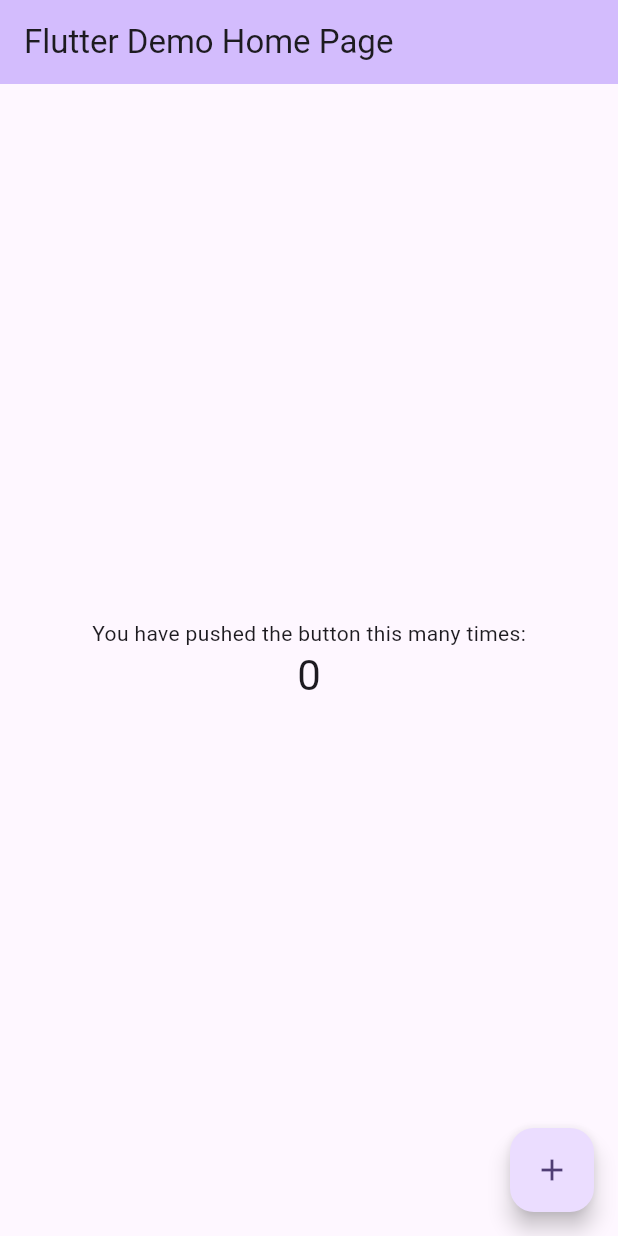
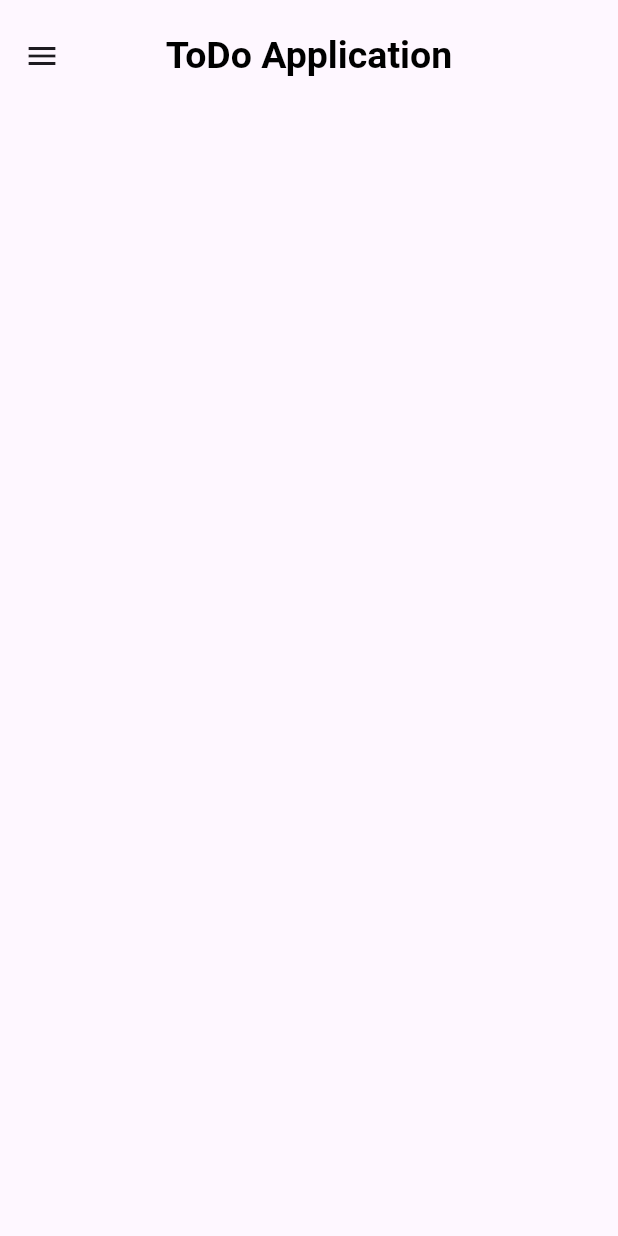
Before and after one commit to D1abol1cal/todolistapp_week2, a Flutter app: the screen it shows after launch, on a phone screen of 412 x 824 dp. Run offline on Flutter 3.47's test engine with Material 3 defaults, Android fonts, the light colour scheme and no system bars.

Commit message:
Basic UI

```diff
--- a/lib/main.dart
+++ b/lib/main.dart
@@ -7,119 +7,45 @@
 class MyApp extends StatelessWidget {
   const MyApp({super.key});
 
-  // This widget is the root of your application.
   @override
   Widget build(BuildContext context) {
     return MaterialApp(
-      title: 'Flutter Demo',
-      theme: ThemeData(
-        // This is the theme of your application.
-        //
-        // TRY THIS: Try running your application with "flutter run". You'll see
-        // the application has a purple toolbar. Then, without quitting the app,
-        // try changing the seedColor in the colorScheme below to Colors.green
-        // and then invoke "hot reload" (save your changes or press the "hot
-        // reload" button in a Flutter-supported IDE, or press "r" if you used
-        // the command line to start the app).
-        //
-        // Notice that the counter didn't reset back to zero; the application
-        // state is not lost during the reload. To reset the state, use hot
-        // restart instead.
-        //
-        // This works for code too, not just values: Most code changes can be
-        // tested with just a hot reload.
-        colorScheme: ColorScheme.fromSeed(seedColor: Colors.deepPurple),
-        useMaterial3: true,
+        home: const HomeScreen(),
+        debugShowCheckedModeBanner: false,
+        theme: ThemeData(
+          primarySwatch: Colors.blue,
+        ));
+  }
+}
+
+class HomeScreen extends StatefulWidget {
+  const HomeScreen({super.key});
+
+  @override
+  State<HomeScreen> createState() => _HomeScreenState();
+}
+
+class _HomeScreenState extends State<HomeScreen> {
+  @override
+  Widget build(BuildContext context) {
+    return Scaffold(
+      appBar: AppBar(
+        title: const Text(
+          'ToDo Application',
+          style: TextStyle(
+            color: Colors.black,
+            fontWeight: FontWeight.bold,
+            fontSize: 25,
+          ),
+        ),
+        centerTitle: true,
+        toolbarHeight: 75,
+        leading: IconButton(
+          icon: const Icon(Icons.menu),
+          onPressed: () {},
+        ),
+        elevation: 0,
       ),
-      home: const MyHomePage(title: 'Flutter Demo Home Page'),
     );
   }
 }
-
-class MyHomePage extends StatefulWidget {
-  const MyHomePage({super.key, required this.title});
-
-  // This widget is the home page of your application. It is stateful, meaning
-  // that it has a State object (defined below) that contains fields that affect
-  // how it looks.
-
-  // This class is the configuration for the state. It holds the values (in this
-  // case the title) provided by the parent (in this case the App widget) and
-  // used by the build method of the State. Fields in a Widget subclass are
-  // always marked "final".
-
-  final String title;
-
-  @override
-  State<MyHomePage> createState() => _MyHomePageState();
-}
-
-class _MyHomePageState extends State<MyHomePage> {
-  int _counter = 0;
-
-  void _incrementCounter() {
-    setState(() {
-      // This call to setState tells the Flutter framework that something has
-      // changed in this State, which causes it to rerun the build method below
-      // so that the display can reflect the updated values. If we changed
-      // _counter without calling setState(), then the build method would not be
-      // called again, and so nothing would appear to happen.
-      _counter++;
-    });
-  }
-
-  @override
-  Widget build(BuildContext context) {
-    // This method is rerun every time setState is called, for instance as done
-    // by the _incrementCounter method above.
-    //
-    // The Flutter framework has been optimized to make rerunning build methods
-    // fast, so that you can just rebuild anything that needs updating rather
-    // than having to individually change instances of widgets.
-    return Scaffold(
-      appBar: AppBar(
-        // TRY THIS: Try changing the color here to a specific color (to
-        // Colors.amber, perhaps?) and trigger a hot reload to see the AppBar
-        // change color while the other colors stay the same.
-        backgroundColor: Theme.of(context).colorScheme.inversePrimary,
-        // Here we take the value from the MyHomePage object that was created by
-        // the App.build method, and use it to set our appbar title.
-        title: Text(widget.title),
-      ),
-      body: Center(
-        // Center is a layout widget. It takes a single child and positions it
-        // in the middle of the parent.
-        child: Column(
-          // Column is also a layout widget. It takes a list of children and
-          // arranges them vertically. By default, it sizes itself to fit its
-          // children horizontally, and tries to be as tall as its parent.
-          //
-          // Column has various properties to control how it sizes itself and
-          // how it positions its children. Here we use mainAxisAlignment to
-          // center the children vertically; the main axis here is the vertical
-          // axis because Columns are vertical (the cross axis would be
-          // horizontal).
-          //
-          // TRY THIS: Invoke "debug painting" (choose the "Toggle Debug Paint"
-          // action in the IDE, or press "p" in the console), to see the
-          // wireframe for each widget.
-          mainAxisAlignment: MainAxisAlignment.center,
-          children: <Widget>[
-            const Text(
-              'You have pushed the button this many times:',
-            ),
-            Text(
-              '$_counter',
-              style: Theme.of(context).textTheme.headlineMedium,
-            ),
-          ],
-        ),
-      ),
-      floatingActionButton: FloatingActionButton(
-        onPressed: _incrementCounter,
-        tooltip: 'Increment',
-        child: const Icon(Icons.add),
-      ), // This trailing comma makes auto-formatting nicer for build methods.
-    );
-  }
-}
```
